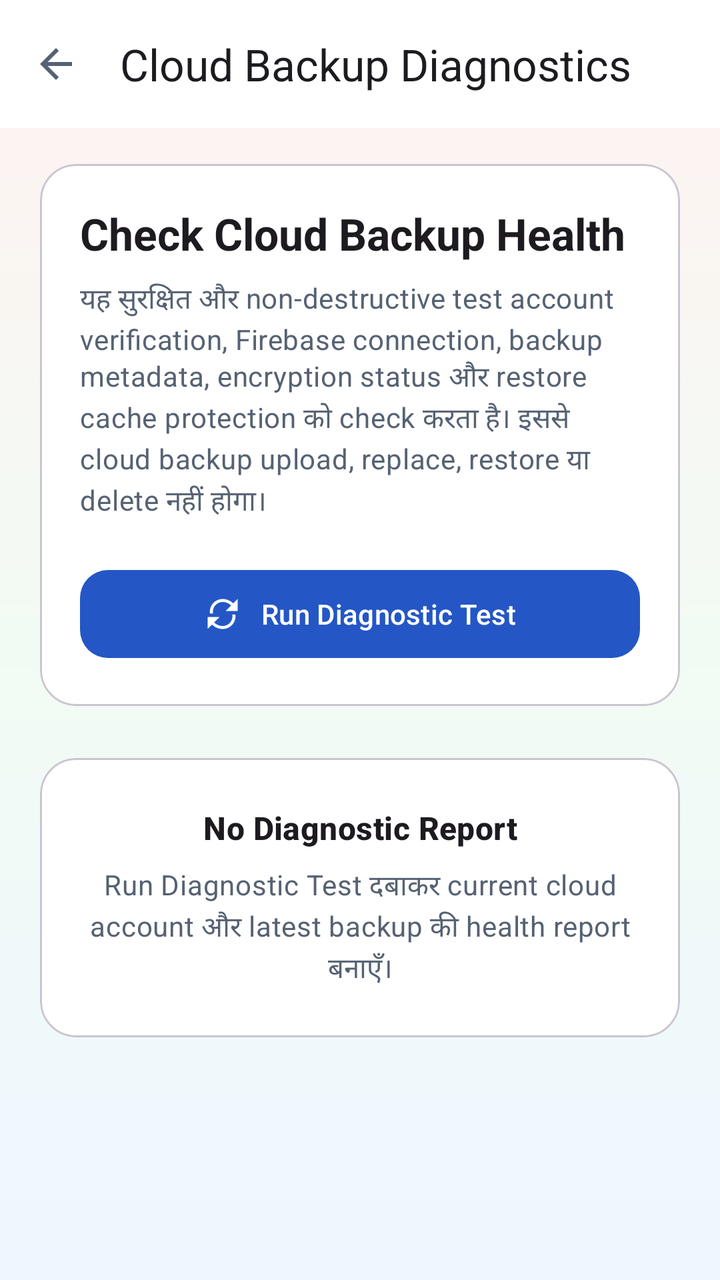
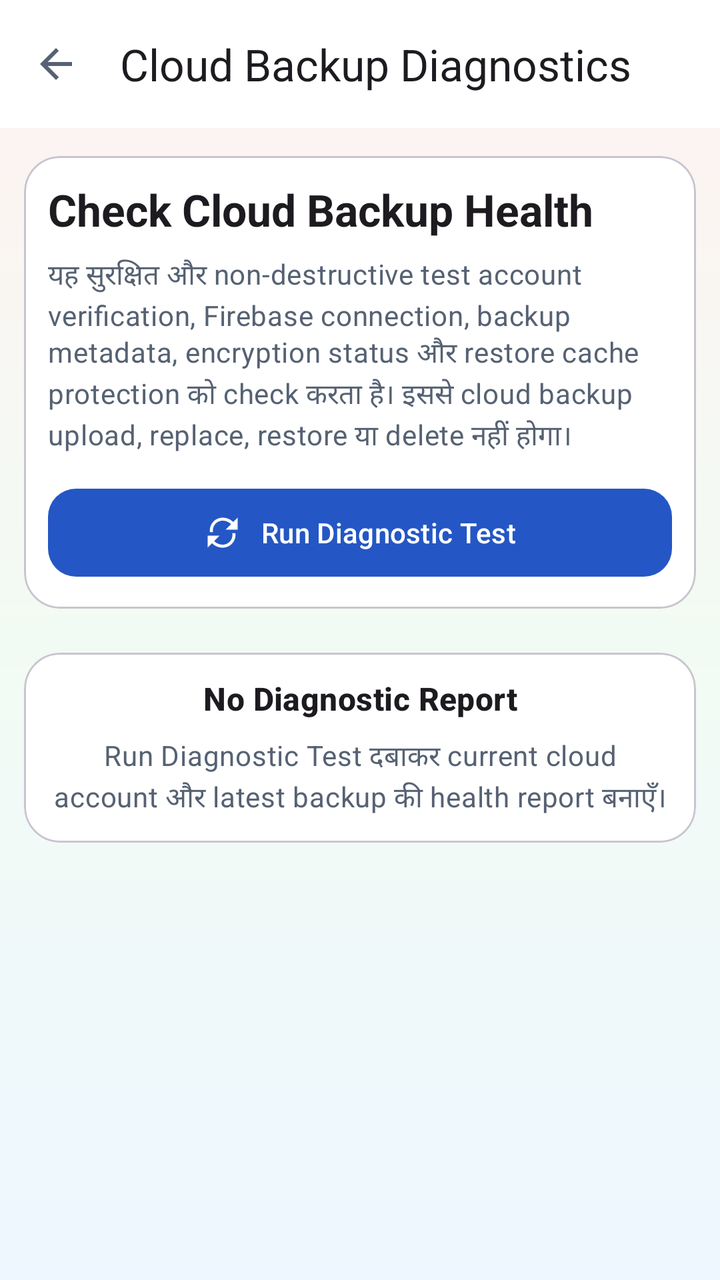

Two renders of the same Android screen: before a commit and after it. Below are the layout's source before the change and the commit's diff.
<!-- AndroidManifest.xml: application theme Theme.StudySaathi -->
<!-- res/layout/activity_cloud_backup_diagnostic.xml -->
<?xml version="1.0" encoding="utf-8"?>
<androidx.core.widget.NestedScrollView xmlns:android="http://schemas.android.com/apk/res/android"
    xmlns:app="http://schemas.android.com/apk/res-auto"
    android:id="@+id/scrollCloudDiagnostic"
    android:layout_width="match_parent"
    android:layout_height="match_parent"
    android:clipToPadding="false"
    android:fillViewport="true"
    android:paddingBottom="28dp">

    <LinearLayout
        android:id="@+id/contentCloudDiagnostic"
        android:layout_width="match_parent"
        android:layout_height="wrap_content"
        android:orientation="vertical">

        <com.google.android.material.appbar.MaterialToolbar
            android:id="@+id/toolbarCloudDiagnostic"
            android:layout_width="match_parent"
            android:layout_height="?attr/actionBarSize"
            android:background="?attr/colorSurface"
            app:navigationIcon="@drawable/ic_arrow_back"
            app:title="@string/cloud_diagnostic_title"
            app:titleCentered="false" />

        <LinearLayout
            android:layout_width="match_parent"
            android:layout_height="wrap_content"
            android:orientation="vertical"
            android:paddingStart="20dp"
            android:paddingTop="18dp"
            android:paddingEnd="20dp">

            <com.google.android.material.card.MaterialCardView
                android:layout_width="match_parent"
                android:layout_height="wrap_content"
                app:cardCornerRadius="18dp"
                app:cardElevation="0dp"
                app:strokeColor="?attr/colorOutlineVariant"
                app:strokeWidth="1dp">

                <LinearLayout
                    android:layout_width="match_parent"
                    android:layout_height="wrap_content"
                    android:orientation="vertical"
                    android:padding="20dp">

                    <TextView
                        android:layout_width="match_parent"
                        android:layout_height="wrap_content"
                        android:text="@string/cloud_diagnostic_header_title"
                        android:textAppearance="?attr/textAppearanceTitleLarge"
                        android:textStyle="bold" />

                    <TextView
                        android:layout_width="match_parent"
                        android:layout_height="wrap_content"
                        android:layout_marginTop="8dp"
                        android:lineSpacingExtra="2dp"
                        android:text="@string/cloud_diagnostic_header_description"
                        android:textAppearance="?attr/textAppearanceBodyMedium"
                        android:textColor="?attr/colorOnSurfaceVariant" />

                    <com.google.android.material.button.MaterialButton
                        android:id="@+id/buttonRunCloudDiagnostic"
                        android:layout_width="match_parent"
                        android:layout_height="wrap_content"
                        android:layout_marginTop="20dp"
                        android:minHeight="52dp"
                        android:text="@string/cloud_diagnostic_run_action"
                        app:cornerRadius="14dp"
                        app:icon="@drawable/ic_refresh"
                        app:iconGravity="textStart"
                        app:iconPadding="10dp" />

                </LinearLayout>

            </com.google.android.material.card.MaterialCardView>

            <com.google.android.material.progressindicator.LinearProgressIndicator
                android:id="@+id/progressCloudDiagnostic"
                android:layout_width="match_parent"
                android:layout_height="wrap_content"
                android:layout_marginTop="16dp"
                android:indeterminate="true"
                android:visibility="gone" />

            <com.google.android.material.card.MaterialCardView
                android:id="@+id/cardCloudDiagnosticSummary"
                android:layout_width="match_parent"
                android:layout_height="wrap_content"
                android:layout_marginTop="16dp"
                android:visibility="gone"
                app:cardCornerRadius="18dp"
                app:cardElevation="0dp"
                app:strokeColor="?attr/colorOutlineVariant"
                app:strokeWidth="1dp">

                <LinearLayout
                    android:layout_width="match_parent"
                    android:layout_height="wrap_content"
                    android:orientation="vertical"
                    android:padding="20dp">

                    <LinearLayout
                        android:layout_width="match_parent"
                        android:layout_height="wrap_content"
                        android:gravity="center_vertical"
                        android:orientation="horizontal">

                        <LinearLayout
                            android:layout_width="0dp"
                            android:layout_height="wrap_content"
                            android:layout_weight="1"
                            android:orientation="vertical">

                            <TextView
                                android:layout_width="wrap_content"
                                android:layout_height="wrap_content"
                                android:text="@string/cloud_diagnostic_overall_result"
                                android:textAppearance="?attr/textAppearanceLabelLarge"
                                android:textColor="?attr/colorOnSurfaceVariant" />

                            <TextView
                                android:id="@+id/textCloudDiagnosticOverallStatus"
                                android:layout_width="wrap_content"
                                android:layout_height="wrap_content"
                                android:layout_marginTop="4dp"
                                android:text="@string/cloud_diagnostic_status_not_run"
                                android:textAppearance="?attr/textAppearanceHeadlineSmall"
                                android:textStyle="bold" />

                        </LinearLayout>

                        <com.google.android.material.button.MaterialButton
                            android:id="@+id/buttonRefreshCloudDiagnosticReport"
                            style="@style/Widget.Material3.Button.IconButton.Outlined"
                            android:layout_width="48dp"
                            android:layout_height="48dp"
                            android:contentDescription="@string/cloud_diagnostic_refresh_report"
                            app:icon="@drawable/ic_refresh" />

                    </LinearLayout>

                    <TextView
                        android:id="@+id/textCloudDiagnosticCompletedAt"
                        android:layout_width="match_parent"
                        android:layout_height="wrap_content"
                        android:layout_marginTop="8dp"
                        android:text="@string/cloud_diagnostic_completed_none"
                        android:textAppearance="?attr/textAppearanceBodySmall"
                        android:textColor="?attr/colorOnSurfaceVariant" />

                    <TextView
                        android:id="@+id/textCloudDiagnosticReportId"
                        android:layout_width="match_parent"
                        android:layout_height="wrap_content"
                        android:layout_marginTop="4dp"
                        android:ellipsize="middle"
                        android:maxLines="1"
                        android:text="@string/cloud_diagnostic_report_id_none"
                        android:textAppearance="?attr/textAppearanceBodySmall"
                        android:textColor="?attr/colorOnSurfaceVariant" />

                    <LinearLayout
                        android:layout_width="match_parent"
                        android:layout_height="wrap_content"
                        android:layout_marginTop="18dp"
                        android:baselineAligned="false"
                        android:orientation="horizontal">

                        <LinearLayout
                            android:layout_width="0dp"
                            android:layout_height="wrap_content"
                            android:layout_marginEnd="6dp"
                            android:layout_weight="1"
                            android:gravity="center"
                            android:orientation="vertical"
                            android:padding="10dp">

                            <TextView
                                android:id="@+id/textCloudDiagnosticPassedCount"
                                android:layout_width="wrap_content"
                                android:layout_height="wrap_content"
                                android:text="0"
                                android:textAppearance="?attr/textAppearanceTitleLarge"
                                android:textColor="@color/ss_success"
                                android:textStyle="bold" />

                            <TextView
                                android:layout_width="wrap_content"
                                android:layout_height="wrap_content"
                                android:text="@string/cloud_diagnostic_passed"
                                android:textAppearance="?attr/textAppearanceLabelMedium" />

                        </LinearLayout>

                        <LinearLayout
                            android:layout_width="0dp"
                            android:layout_height="wrap_content"
                            android:layout_marginHorizontal="6dp"
                            android:layout_weight="1"
                            android:gravity="center"
                            android:orientation="vertical"
                            android:padding="10dp">

                            <TextView
                                android:id="@+id/textCloudDiagnosticFailedCount"
                                android:layout_width="wrap_content"
                                android:layout_height="wrap_content"
                                android:text="0"
                                android:textAppearance="?attr/textAppearanceTitleLarge"
                                android:textColor="@color/ss_error"
                                android:textStyle="bold" />

                            <TextView
                                android:layout_width="wrap_content"
                                android:layout_height="wrap_content"
                                android:text="@string/cloud_diagnostic_failed"
                                android:textAppearance="?attr/textAppearanceLabelMedium" />

                        </LinearLayout>

                        <LinearLayout
                            android:layout_width="0dp"
                            android:layout_height="wrap_content"
                            android:layout_marginHorizontal="6dp"
                            android:layout_weight="1"
                            android:gravity="center"
                            android:orientation="vertical"
                            android:padding="10dp">

                            <TextView
                                android:id="@+id/textCloudDiagnosticWarningCount"
                                android:layout_width="wrap_content"
                                android:layout_height="wrap_content"
                                android:text="0"
                                android:textAppearance="?attr/textAppearanceTitleLarge"
                                android:textColor="@color/ss_warning"
                                android:textStyle="bold" />

                            <TextView
                                android:layout_width="wrap_content"
                                android:layout_height="wrap_content"
                                android:text="@string/cloud_diagnostic_warnings"
                                android:textAppearance="?attr/textAppearanceLabelMedium" />

                        </LinearLayout>

                        <LinearLayout
                            android:layout_width="0dp"
                            android:layout_height="wrap_content"
                            android:layout_marginStart="6dp"
                            android:layout_weight="1"
                            android:gravity="center"
                            android:orientation="vertical"
                            android:padding="10dp">

                            <TextView
                                android:id="@+id/textCloudDiagnosticPendingCount"
                                android:layout_width="wrap_content"
                                android:layout_height="wrap_content"
                                android:text="0"
                                android:textAppearance="?attr/textAppearanceTitleLarge"
                                android:textColor="?attr/colorOnSurfaceVariant"
                                android:textStyle="bold" />

                            <TextView
                                android:layout_width="wrap_content"
                                android:layout_height="wrap_content"
                                android:text="@string/cloud_diagnostic_pending"
                                android:textAppearance="?attr/textAppearanceLabelMedium" />

                        </LinearLayout>

                    </LinearLayout>

                </LinearLayout>

            </com.google.android.material.card.MaterialCardView>

            <TextView
                android:id="@+id/textCloudDiagnosticResultsTitle"
                android:layout_width="match_parent"
                android:layout_height="wrap_content"
                android:layout_marginTop="22dp"
                android:text="@string/cloud_diagnostic_test_results"
                android:textAppearance="?attr/textAppearanceTitleMedium"
                android:textStyle="bold"
                android:visibility="gone" />

            <LinearLayout
                android:id="@+id/containerCloudDiagnosticResults"
                android:layout_width="match_parent"
                android:layout_height="wrap_content"
                android:layout_marginTop="10dp"
                android:orientation="vertical" />

            <com.google.android.material.card.MaterialCardView
                android:id="@+id/cardCloudDiagnosticEmpty"
                android:layout_width="match_parent"
                android:layout_height="wrap_content"
                android:layout_marginTop="16dp"
                app:cardCornerRadius="18dp"
                app:cardElevation="0dp"
                app:strokeColor="?attr/colorOutlineVariant"
                app:strokeWidth="1dp">

                <LinearLayout
                    android:layout_width="match_parent"
                    android:layout_height="wrap_content"
                    android:gravity="center"
                    android:orientation="vertical"
                    android:padding="24dp">

                    <TextView
                        android:layout_width="match_parent"
                        android:layout_height="wrap_content"
                        android:gravity="center"
                        android:text="@string/cloud_diagnostic_empty_title"
                        android:textAppearance="?attr/textAppearanceTitleMedium"
                        android:textStyle="bold" />

                    <TextView
                        android:id="@+id/textCloudDiagnosticEmptyDescription"
                        android:layout_width="match_parent"
                        android:layout_height="wrap_content"
                        android:layout_marginTop="8dp"
                        android:gravity="center"
                        android:lineSpacingExtra="2dp"
                        android:text="@string/cloud_diagnostic_empty_description"
                        android:textAppearance="?attr/textAppearanceBodyMedium"
                        android:textColor="?attr/colorOnSurfaceVariant" />

                </LinearLayout>

            </com.google.android.material.card.MaterialCardView>

            <LinearLayout
                android:id="@+id/layoutCloudDiagnosticExportActions"
                android:layout_width="match_parent"
                android:layout_height="wrap_content"
                android:layout_marginTop="18dp"
                android:orientation="horizontal"
                android:visibility="gone">

                <com.google.android.material.button.MaterialButton
                    android:id="@+id/buttonExportCloudDiagnosticReport"
                    style="@style/Widget.Material3.Button.OutlinedButton"
                    android:layout_width="0dp"
                    android:layout_height="wrap_content"
                    android:layout_marginEnd="6dp"
                    android:layout_weight="1"
                    android:minHeight="50dp"
                    android:text="Export Report"
                    android:textAllCaps="false"
                    app:cornerRadius="14dp" />

                <com.google.android.material.button.MaterialButton
                    android:id="@+id/buttonShareCloudDiagnosticReport"
                    android:layout_width="0dp"
                    android:layout_height="wrap_content"
                    android:layout_marginStart="6dp"
                    android:layout_weight="1"
                    android:minHeight="50dp"
                    android:text="Share Report"
                    android:textAllCaps="false"
                    app:cornerRadius="14dp" />

            </LinearLayout>

            <com.google.android.material.button.MaterialButton
                android:id="@+id/buttonClearCloudDiagnosticReports"
                style="@style/Widget.Material3.Button.OutlinedButton"
                android:layout_width="match_parent"
                android:layout_height="wrap_content"
                android:layout_marginTop="12dp"
                android:minHeight="50dp"
                android:text="@string/cloud_diagnostic_clear_reports"
                android:visibility="gone"
                app:cornerRadius="14dp" />

        </LinearLayout>

    </LinearLayout>

</androidx.core.widget.NestedScrollView>
<!-- resources referenced by this layout -->
<resources>
  <color name="ss_error">#BA1A1A</color>
  <color name="ss_success">#16813B</color>
  <color name="ss_warning">#A26300</color>
  <!-- drawable ic_arrow_back (drawable) -->
  <?xml version="1.0" encoding="utf-8"?>
  <vector xmlns:android="http://schemas.android.com/apk/res/android"
      android:width="24dp"
      android:height="24dp"
      android:viewportWidth="24"
      android:viewportHeight="24">
  
      <path
          android:fillColor="?attr/colorControlNormal"
          android:pathData="M20,11H7.83l5.59,-5.59L12,4l-8,8 8,8 1.42,-1.41L7.83,13H20v-2z" />
  
  </vector>
  <string name="cloud_diagnostic_clear_reports">
          Clear Saved Diagnostic Reports
      </string>
  <string name="cloud_diagnostic_completed_none">
          Completed: Not available
      </string>
  <string name="cloud_diagnostic_empty_description">
          Run Diagnostic Test दबाकर current cloud account और latest backup की health report बनाएँ।
      </string>
  <string name="cloud_diagnostic_empty_title">
          No Diagnostic Report
      </string>
  <string name="cloud_diagnostic_failed">
          Failed
      </string>
  <string name="cloud_diagnostic_header_description">
          यह सुरक्षित और non-destructive test account verification, Firebase connection, backup metadata, encryption status और restore cache protection को check करता है। इससे cloud backup upload, replace, restore या delete नहीं होगा।
      </string>
  <string name="cloud_diagnostic_header_title">
          Check Cloud Backup Health
      </string>
  <string name="cloud_diagnostic_overall_result">
          Overall result
      </string>
  <string name="cloud_diagnostic_passed">
          Passed
      </string>
  <string name="cloud_diagnostic_pending">
          Pending
      </string>
  <string name="cloud_diagnostic_refresh_report">
          Refresh latest diagnostic report
      </string>
  <string name="cloud_diagnostic_report_id_none">
          Report ID: Not available
      </string>
  <string name="cloud_diagnostic_run_action">
          Run Diagnostic Test
      </string>
  <string name="cloud_diagnostic_status_not_run">
          NOT RUN
      </string>
  <string name="cloud_diagnostic_test_results">
          Diagnostic Test Results
      </string>
  <string name="cloud_diagnostic_title">
          Cloud Backup Diagnostics
      </string>
  <string name="cloud_diagnostic_warnings">
          Warnings
      </string>
  <color name="ss_primary">#2457C5</color>
  <color name="ss_on_primary">#FFFFFF</color>
  <color name="ss_blue_soft">#EAF2FF</color>
  <color name="ss_primary_dark">#173F99</color>
  <color name="ss_secondary">#087F8C</color>
  <color name="ss_on_secondary">#FFFFFF</color>
  <color name="ss_teal_soft">#EAF8F8</color>
  <color name="ss_tertiary">#8A5A00</color>
  <color name="ss_on_tertiary">#FFFFFF</color>
  <color name="ss_yellow_soft">#FFF8E8</color>
  <color name="ss_background">#F7F9FC</color>
  <color name="ss_surface">#FFFFFF</color>
  <color name="ss_surface_soft">#F0F4FA</color>
  <color name="ss_text_primary">#182230</color>
  <color name="ss_text_secondary">#566273</color>
  <color name="ss_outline">#D6DEE9</color>
  <color name="white">#FFFFFFFF</color>
  <color name="ss_red_soft">#FFF0F0</color>
  <!-- drawable bg_app_soft_mix (drawable) -->
  <?xml version="1.0" encoding="utf-8"?>
  <shape xmlns:android="http://schemas.android.com/apk/res/android"
      android:shape="rectangle">
  
      <gradient
          android:angle="270"
          android:centerColor="#F2FBF3"
          android:endColor="#EEF7FF"
          android:startColor="#FFF2F2"
          android:type="linear" />
  
  </shape>
  <!-- unchanged entries left out for length: 2 -->
</resources>

<!-- the commit's change to res/layout/activity_cloud_backup_diagnostic.xml (unified diff, before → after) -->
@@ -6,7 +6,7 @@
     android:layout_height="match_parent"
     android:clipToPadding="false"
     android:fillViewport="true"
-    android:paddingBottom="28dp">
+    android:paddingBottom="12dp">
 
     <LinearLayout
         android:id="@+id/contentCloudDiagnostic"
@@ -27,9 +27,9 @@
             android:layout_width="match_parent"
             android:layout_height="wrap_content"
             android:orientation="vertical"
-            android:paddingStart="20dp"
-            android:paddingTop="18dp"
-            android:paddingEnd="20dp">
+            android:paddingStart="12dp"
+            android:paddingTop="14dp"
+            android:paddingEnd="12dp">
 
             <com.google.android.material.card.MaterialCardView
                 android:layout_width="match_parent"
@@ -43,7 +43,7 @@
                     android:layout_width="match_parent"
                     android:layout_height="wrap_content"
                     android:orientation="vertical"
-                    android:padding="20dp">
+                    android:padding="12dp">
 
                     <TextView
                         android:layout_width="match_parent"
@@ -65,7 +65,7 @@
                         android:id="@+id/buttonRunCloudDiagnostic"
                         android:layout_width="match_parent"
                         android:layout_height="wrap_content"
-                        android:layout_marginTop="20dp"
+                        android:layout_marginTop="12dp"
                         android:minHeight="52dp"
                         android:text="@string/cloud_diagnostic_run_action"
                         app:cornerRadius="14dp"
@@ -81,7 +81,7 @@
                 android:id="@+id/progressCloudDiagnostic"
                 android:layout_width="match_parent"
                 android:layout_height="wrap_content"
-                android:layout_marginTop="16dp"
+                android:layout_marginTop="12dp"
                 android:indeterminate="true"
                 android:visibility="gone" />
 
@@ -89,7 +89,7 @@
                 android:id="@+id/cardCloudDiagnosticSummary"
                 android:layout_width="match_parent"
                 android:layout_height="wrap_content"
-                android:layout_marginTop="16dp"
+                android:layout_marginTop="12dp"
                 android:visibility="gone"
                 app:cardCornerRadius="18dp"
                 app:cardElevation="0dp"
@@ -100,7 +100,7 @@
                     android:layout_width="match_parent"
                     android:layout_height="wrap_content"
                     android:orientation="vertical"
-                    android:padding="20dp">
+                    android:padding="12dp">
 
                     <LinearLayout
                         android:layout_width="match_parent"
@@ -165,7 +165,7 @@
                     <LinearLayout
                         android:layout_width="match_parent"
                         android:layout_height="wrap_content"
-                        android:layout_marginTop="18dp"
+                        android:layout_marginTop="14dp"
                         android:baselineAligned="false"
                         android:orientation="horizontal">
 
@@ -300,7 +300,7 @@
                 android:id="@+id/cardCloudDiagnosticEmpty"
                 android:layout_width="match_parent"
                 android:layout_height="wrap_content"
-                android:layout_marginTop="16dp"
+                android:layout_marginTop="12dp"
                 app:cardCornerRadius="18dp"
                 app:cardElevation="0dp"
                 app:strokeColor="?attr/colorOutlineVariant"
@@ -311,7 +311,7 @@
                     android:layout_height="wrap_content"
                     android:gravity="center"
                     android:orientation="vertical"
-                    android:padding="24dp">
+                    android:padding="12dp">
 
                     <TextView
                         android:layout_width="match_parent"
@@ -340,7 +340,7 @@
                 android:id="@+id/layoutCloudDiagnosticExportActions"
                 android:layout_width="match_parent"
                 android:layout_height="wrap_content"
-                android:layout_marginTop="18dp"
+                android:layout_marginTop="14dp"
                 android:orientation="horizontal"
                 android:visibility="gone">
 
